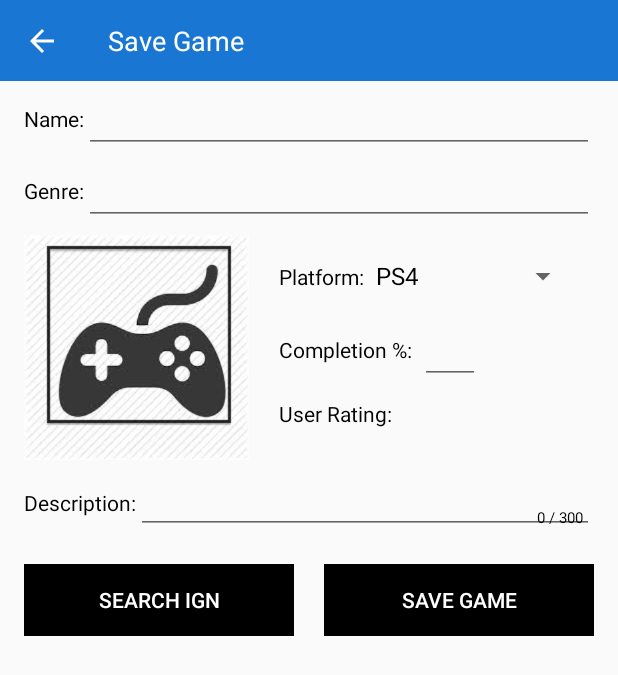
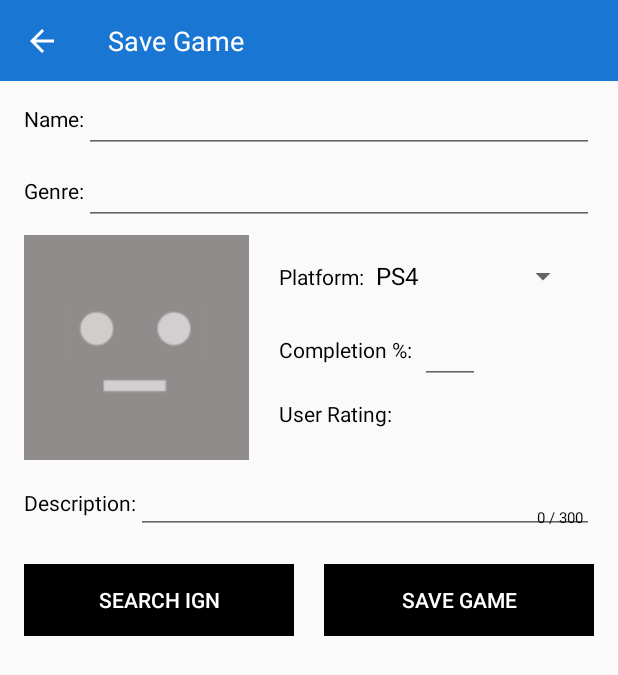
Before and after one commit to dbarr33/Game-Vault, an Android app: the fragment EditGameFragment placed in its activity, on a phone screen of 412 x 824 dp. Shown: the top 675 px of the screen. Run offline under Robolectric (Android 15) with nearby library versions, the phone set to English and light mode, and no system bars; libraries missing offline, so code that uses them is left out: io.realm, retrofit.client; 1 statement that could not run was skipped.

Commit message:
Added a default image for when a game does not have an image.

```diff
--- a/app/src/main/java/com/apps/danielbarr/gamecollection/Adapter/IgnDialogListAdapter.java
+++ b/app/src/main/java/com/apps/danielbarr/gamecollection/Adapter/IgnDialogListAdapter.java
@@ -149,8 +149,8 @@ public class IgnDialogListAdapter extends ArrayAdapter<IgnResponse> {
 
             if (result == null) {
                 hasLoaded.set(position,true);
-                Bitmap defualtBitmap = BitmapFactory.decodeResource(getContext().getResources(),R.drawable.default_image);
-                images.set(position, defualtBitmap);
+                Bitmap defaultBitmap = BitmapFactory.decodeResource(getContext().getResources(), R.drawable.box_art);
+                images.set(position, defaultBitmap);
                 notifyDataSetChanged();
             }
             else {
--- a/app/src/main/java/com/apps/danielbarr/gamecollection/Fragments/EditGameFragment.java
+++ b/app/src/main/java/com/apps/danielbarr/gamecollection/Fragments/EditGameFragment.java
@@ -345,6 +345,7 @@ public class EditGameFragment extends Fragment {
             }
             description.setText(ignResponse.getShort_description());
             ignTextView.setText(ignResponse.getScore());
+            gameName.setText(ignResponse.getTitle());
 
             ignTextView.setVisibility(View.VISIBLE);
             ignLabel.setVisibility(View.VISIBLE);
--- a/app/src/main/res/layout/fragment_edit_game.xml
+++ b/app/src/main/res/layout/fragment_edit_game.xml
@@ -24,10 +24,10 @@
                 android:layout_width="match_parent"
                 android:layout_height="48dp"
                 android:id="@+id/edit_name_textField"
-                android:maxLength="30"
                 android:lines="1"
                 android:textColor="#000"
-                android:inputType="textCapSentences"/>
+                android:inputType="textCapSentences"
+                android:ellipsize="end"/>
         </LinearLayout>
 
         <LinearLayout
@@ -65,7 +65,7 @@
                         android:layout_width="150dp"
                         android:layout_height="150dp"
                         android:id="@+id/edit_game_photo"
-                        android:src="@drawable/default_image"
+                        android:src="@drawable/box_art"
                         />
 
                 </LinearLayout>
--- a/app/src/main/res/layout/game_list_item.xml
+++ b/app/src/main/res/layout/game_list_item.xml
@@ -24,10 +24,12 @@
         android:layout_marginTop="5dp"
         android:layout_gravity="center">
         <TextView
-            android:layout_width="wrap_content"
+            android:layout_width="match_parent"
             android:layout_height="wrap_content"
+            android:lines="1"
             android:id="@+id/list_item_gameName"
-            android:textSize="20dp"/>
+            android:textSize="20dp"
+            android:ellipsize="end"/>
 
         <LinearLayout
             android:layout_width="match_parent"
```
Also changed, not shown: app/src/main/res/drawable-xhdpi/box_art.png (added).
